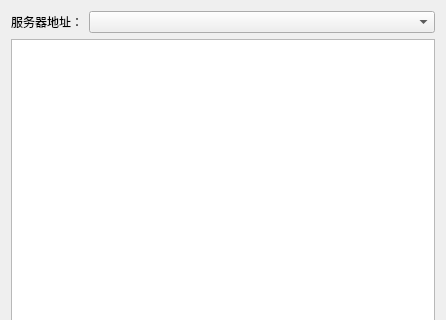
First picture: the form in app/ui/ConnectorControl.ui, repository taynpg/relayer, before the edit; both pictures show x 0 to 446 and y 0 to 320 of the 446 by 532 pixel window.
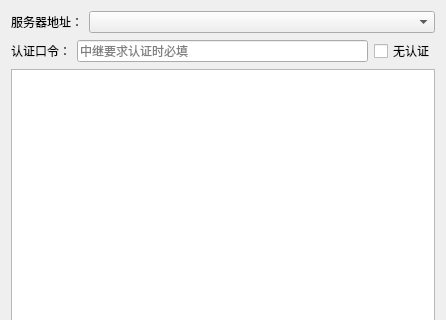
Second picture: the form after the edit.

Commit message:
feat(app): 连接面板口令与认证方式改为内联控件
弹窗链路（口令弹窗 → 无认证确认框）有两处体验硬伤：
- 确认框可能被主窗口遮挡，表现为'点了没反应'，用户无法自查
- 关键状态藏在流程里，不可见

- ConnectorControl.ui 增加认证行：口令 QLineEdit(Password) +
  '无认证' QCheckBox
- 无认证勾选状态持久化（本地反复自测免重勾）；口令绝不持久化
- 勾选无认证时口令框禁用，防'勾了无认证还填口令'的歧义
- 未勾选且口令为空时明确提示两种出路，不静默降级

What changed in the file:
```diff
--- a/app/ui/ConnectorControl.ui
+++ b/app/ui/ConnectorControl.ui
@@ -35,6 +35,38 @@
      </item>
     </layout>
    </item>
+   <item>
+    <layout class="QHBoxLayout" name="horizontalLayoutAuth">
+     <item>
+      <widget class="QLabel" name="labelAuth">
+       <property name="text">
+        <string>认证口令：</string>
+       </property>
+      </widget>
+     </item>
+     <item>
+      <widget class="QLineEdit" name="edPassword">
+       <property name="echoMode">
+        <enum>QLineEdit::EchoMode::Password</enum>
+       </property>
+       <property name="placeholderText">
+        <string>中继要求认证时必填</string>
+       </property>
+      </widget>
+     </item>
+     <item>
+      <widget class="QCheckBox" name="ckNoAuth">
+       <property name="toolTip">
+        <string>勾选表示中继以 --allow-no-auth 启动。
+不从空口令自动推断：漏填口令应当报错，而不是静默变成不认证。</string>
+       </property>
+       <property name="text">
+        <string>无认证</string>
+       </property>
+      </widget>
+     </item>
+    </layout>
+   </item>
    <item>
     <widget class="QTableWidget" name="tableClients"/>
    </item>
```
The commit also changes 3 other files.
